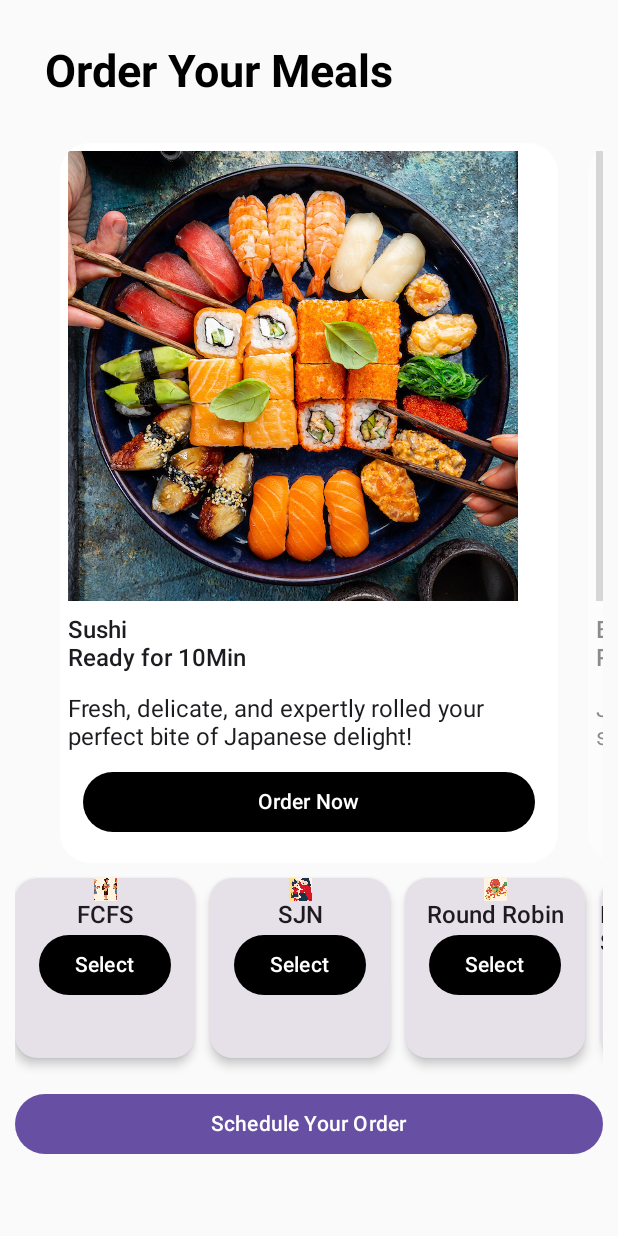
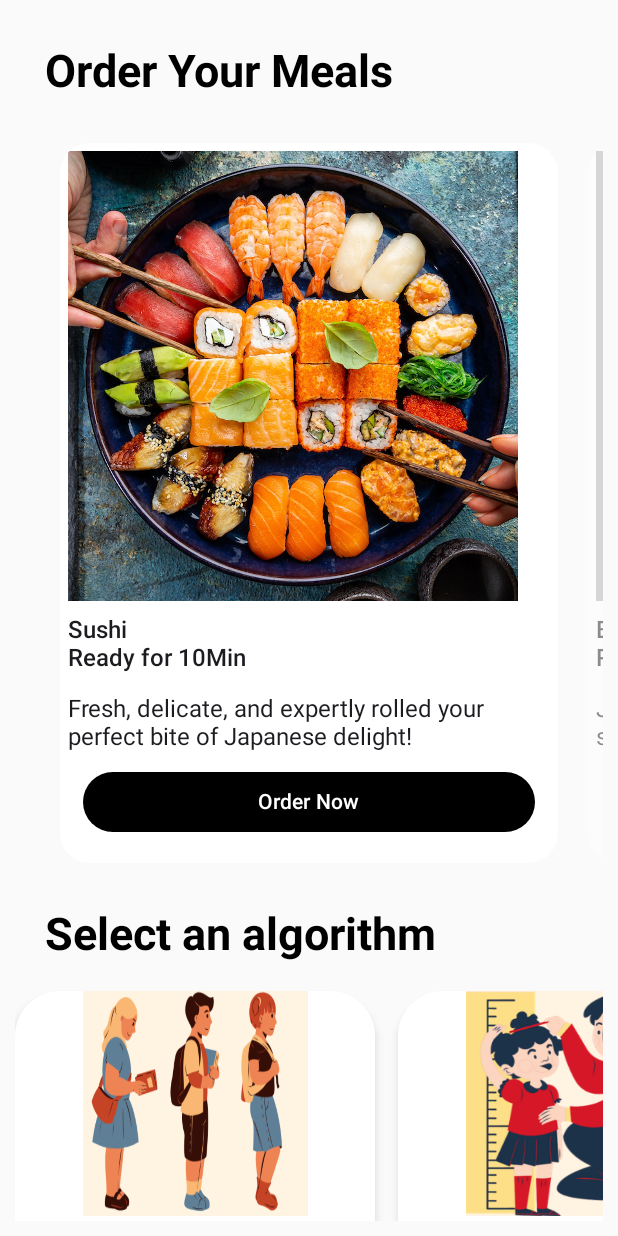
Before and after one commit to ShimaaAboelmagd257/ResturantOrderSchedular, an Android app built with Jetpack Compose: the screen it shows after launch (MainActivity), on a phone screen of 412 x 824 dp. Run offline under Robolectric (Android 15) with nearby library versions, the phone set to English and light mode, and no system bars; grey boxes are pictures that could not be loaded.

Commit message:
uploading adjustments

```diff
--- a/app/src/main/java/com/example/resturantschadular/ui/view/Menu.kt
+++ b/app/src/main/java/com/example/resturantschadular/ui/view/Menu.kt
@@ -42,7 +42,8 @@ fun MenuOrder(viewModel: OrderViewModel,clientViewModel: ClientViewModel, navCon
     val mealMenu = getMeals()
     val pagerState = rememberPagerState(pageCount = { mealMenu.size })
     val selectedMeals = remember { mutableStateListOf<Meal>() }
-    var selectedAlgorithm = viewModel.selectedAlgorithm
+    val selectedAlgorithm = remember { mutableStateOf("") }
+    //var selectedAlgorithm  =""
     val scrollState = rememberScrollState()
 
 
@@ -51,7 +52,6 @@ fun MenuOrder(viewModel: OrderViewModel,clientViewModel: ClientViewModel, navCon
             .fillMaxSize()
             .padding(10.dp)
             .verticalScroll(scrollState)
-
     ){
 
         Text(text = "Order Your Meals", fontSize = 30.sp , fontWeight = FontWeight.Bold, color = Color.Black, modifier = Modifier.padding(  20.dp))
@@ -80,12 +80,11 @@ fun MenuOrder(viewModel: OrderViewModel,clientViewModel: ClientViewModel, navCon
 
                 )
             }
+        Text(text = "Select an algorithm", fontSize = 30.sp , fontWeight = FontWeight.Bold, color = Color.Black, modifier = Modifier.padding( 20.dp))
 
-        AlgorithmsSelection (selectedAlgorithm = selectedAlgorithm,
-            onAlgorithmSelected = {algorithm -> selectedAlgorithm = algorithm }
+        AlgorithmsSelection ( selectedAlgorithm = selectedAlgorithm.value,
+            onAlgorithmSelected = {algorithm -> selectedAlgorithm.value = algorithm }
         )
-
-
 
         Spacer(modifier = Modifier.height(20.dp))
 
@@ -93,7 +92,7 @@ fun MenuOrder(viewModel: OrderViewModel,clientViewModel: ClientViewModel, navCon
             modifier = Modifier.fillMaxWidth(),
             onClick = {
                 selectedMeals.forEach{ clientViewModel.addClientOrder(it)}
-                viewModel.scheduleOrders(selectedAlgorithm, selectedMeals)
+                viewModel.scheduleOrders(selectedAlgorithm.value, selectedMeals)
 
                 navController.navigate("schedule")
             }
@@ -160,7 +159,7 @@ fun MealCard(meal:Meal,
 }
 
 @Composable
-fun AlgorithmsSelection(onAlgorithmSelected:(String)-> Unit, selectedAlgorithm:String) {
+fun AlgorithmsSelection(onAlgorithmSelected:(String)-> Unit, selectedAlgorithm:String ) {
     val algorithmOptions = getAlgorithms()
     val horizontalScroll = rememberScrollState()
 
@@ -168,34 +167,35 @@ fun AlgorithmsSelection(onAlgorithmSelected:(String)-> Unit, selectedAlgorithm:S
         modifier = Modifier
             .fillMaxWidth()
             .horizontalScroll(horizontalScroll),
-        horizontalArrangement = Arrangement.spacedBy(10.dp)
+        horizontalArrangement = Arrangement.spacedBy(15.dp)
     ){
       algorithmOptions.forEach { algorithm ->
-          val isSelected = selectedAlgorithm == algorithm.name
+        val isSelected = selectedAlgorithm == algorithm.name
+
           Card(
               modifier = Modifier
-                  .size(120.dp)
-                 // .alpha(if (selectedAlgorithm.isEmpty() || isSelected) 1f else 0.5f)
-              ,
-                  //.clickable { if (!isSelected) onAlgorithmSelected(algorithm.name) },
-              shape = RoundedCornerShape(15.dp),
+                  .size(240.dp)
+                   .alpha(if (selectedAlgorithm.isEmpty() || isSelected) 1f else 0.5f)
+                  .clickable { onAlgorithmSelected(algorithm.name) },
+              shape = RoundedCornerShape(30.dp),
               elevation = CardDefaults.cardElevation(4.dp),
               colors = CardDefaults.cardColors(
-                  //containerColor = if(!isSelected) Color.White else Color.LightGray
+                  Color.White
+                //  containerColor = if(isSelected) Color.White else Color.LightGray
               )
           ) {
 
               Column (
                   modifier = Modifier.fillMaxSize(),
-                  horizontalAlignment = Alignment.CenterHorizontally
+                 horizontalAlignment = Alignment.CenterHorizontally,
+                  verticalArrangement = Arrangement.spacedBy(7.dp)
               ){
-                  Image(painter = painterResource(id= algorithm.icon), contentDescription = algorithm.name, modifier = Modifier.size(15.dp), contentScale = ContentScale.Crop)
-                  Text(text = algorithm.name, fontSize = 16.sp, fontWeight = FontWeight.SemiBold)
+                  Image(painter = painterResource(id= algorithm.icon), contentDescription = algorithm.name, modifier = Modifier.size(150.dp), contentScale = ContentScale.FillBounds)
+                  Text(text = algorithm.name, fontSize = 16.sp, fontWeight = FontWeight.Bold)
                   Button(
-                      onClick = { /*if(isSelected)*/ onAlgorithmSelected(algorithm.name) },
+                      modifier = Modifier.fillMaxWidth().padding(horizontal = 10.dp),
+                      onClick = { onAlgorithmSelected(algorithm.name) },
                       colors = ButtonDefaults.buttonColors(containerColor = if(isSelected) Color.Green else Color.Black),
-
-                      // enabled =  !isSelected
                   ) {
                       Text(text = if(isSelected) "Selected" else "Select")
                   }
--- a/app/src/main/java/com/example/resturantschadular/viewmodel/OrderViewModel.kt
+++ b/app/src/main/java/com/example/resturantschadular/viewmodel/OrderViewModel.kt
@@ -54,7 +54,7 @@ class OrderViewModel : ViewModel() {
     fun scheduleOrders(algorithm : String, orders:List<Meal>){
 
         _scheduledOrders.clear()
-        _selectedAlgorithm.value =""
+        _selectedAlgorithm.value = ""
         mealMenu = orders.toMutableList()
         val sortedOrders =when (algorithm){
             "FCFS" -> firstComeFirstServe()
```
